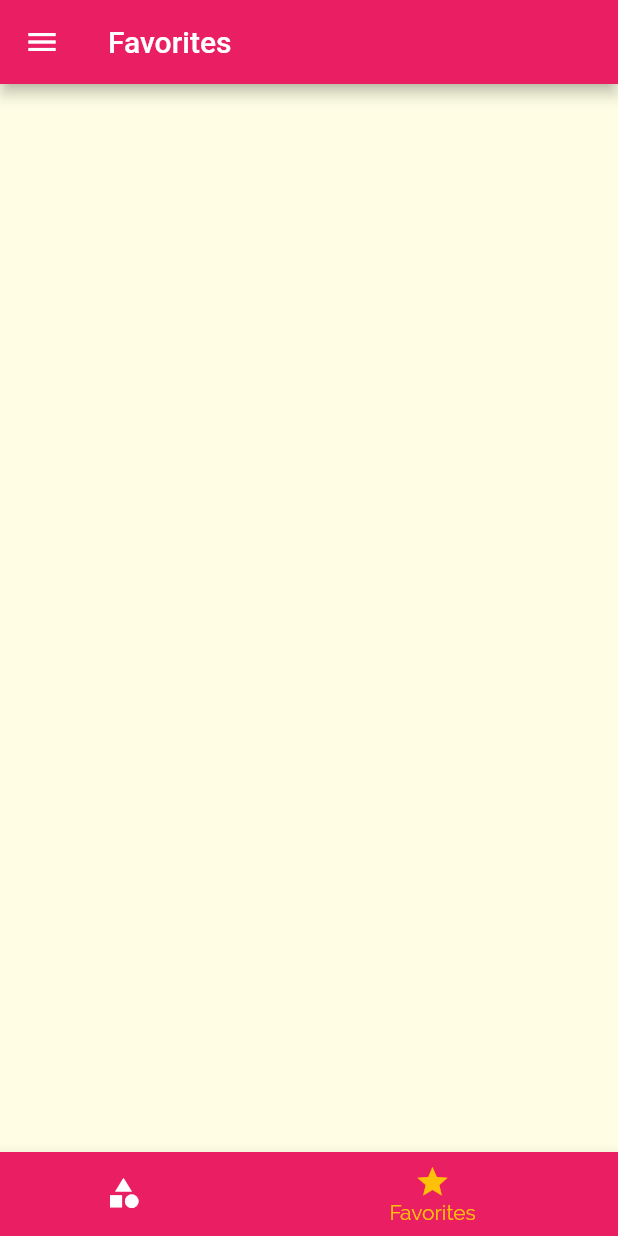
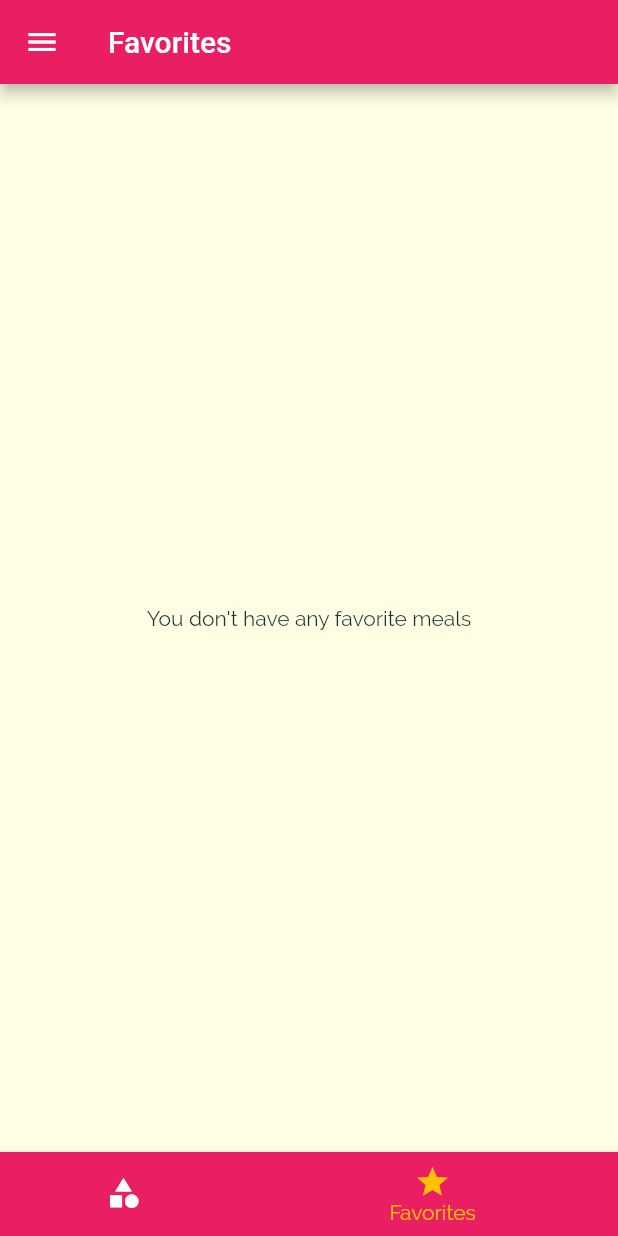
Before and after one commit to TMSoftSolution/MealApp, a Flutter app: the screen it shows after launch, item 2 of the bottom bar chosen, on a phone screen of 412 x 824 dp. Run offline on Flutter 3.47's test engine with Material 2 defaults, Android fonts, the phone set to English and light mode, and no system bars.

Commit message:
add favorite feature.

```diff
--- a/lib/main.dart
+++ b/lib/main.dart
@@ -21,6 +21,7 @@ class _MyAppState extends State<MyApp> {
     'vegan': false
   };
   List<Meal> _availableMeals = DUMMY_MEALS;
+  List<Meal> _favoriteMeals = [];
 
   void _setFilters(Map<String, bool> filterData) {
     setState(() {
@@ -48,6 +49,24 @@ class _MyAppState extends State<MyApp> {
     });
   }
 
+  void _toggleFavorite(String mealId) {
+    final existingIndex =
+        _favoriteMeals.indexWhere((meal) => meal.id == mealId);
+    if (existingIndex > 0) {
+      setState(() {
+        _favoriteMeals.removeAt(existingIndex);
+      });
+    } else {
+      setState(() {
+        _favoriteMeals.add(DUMMY_MEALS.firstWhere((meal) => meal.id == mealId));
+      });
+    }
+  }
+
+  bool _isMealFavorite(String mealId) {
+    return _favoriteMeals.any((meal) => meal.id == mealId);
+  }
+
   @override
   Widget build(BuildContext context) {
     return MaterialApp(
@@ -73,10 +92,13 @@ class _MyAppState extends State<MyApp> {
       // home: CategoriesScreen(),
       initialRoute: '/', // default is '/'
       routes: {
-        '/': (ctx) => TabsScreen(),
+        '/': (ctx) => TabsScreen(
+              favoriteMeals: _favoriteMeals,
+            ),
         CategoryMealsScreen.routeName: (ctx) =>
             CategoryMealsScreen(_availableMeals),
-        MealDetailScreen.routeName: (ctx) => MealDetailScreen(),
+        MealDetailScreen.routeName: (ctx) =>
+            MealDetailScreen(_toggleFavorite, _isMealFavorite),
         FiltersScreen.routeName: (ctx) => FiltersScreen(_setFilters, _filters)
       },
     );
--- a/lib/screens/favorites_screen.dart
+++ b/lib/screens/favorites_screen.dart
@@ -1,8 +1,26 @@
 import 'package:flutter/material.dart';
+import 'package:meal_app/main.dart';
+import 'package:meal_app/models/meal.dart';
+import 'package:meal_app/widgets/meal_item.dart';
 
 class FavoritesScreen extends StatelessWidget {
+  final List<Meal> meals;
+
+  FavoritesScreen({this.meals});
+
   @override
   Widget build(BuildContext context) {
-    return Container();
+    if (meals.isEmpty) {
+      return Center(
+        child: Text('You don\'t have any favorite meals'),
+      );
+    } else {
+      return ListView.builder(
+        itemBuilder: (ctx, index) {
+          return MealItem(meals[index], () {});
+        },
+        itemCount: meals.length,
+      );
+    }
   }
 }
--- a/lib/screens/tabs_screen.dart
+++ b/lib/screens/tabs_screen.dart
@@ -1,17 +1,28 @@
 import 'package:flutter/material.dart';
+import 'package:meal_app/models/meal.dart';
 import '../widgets/main_drawer.dart';
 import 'favorites_screen.dart';
 import 'categories_screen.dart';
 
 class TabsScreen extends StatefulWidget {
+  final List<Meal> favoriteMeals;
+  TabsScreen({this.favoriteMeals});
+
   @override
   _TabsScreenState createState() => _TabsScreenState();
 }
 
 class _TabsScreenState extends State<TabsScreen> {
-  List<Widget> _pages = [CategoriesScreen(), FavoritesScreen()];
+  List<Widget> _pages = [];
   List<String> _titles = ['Categories', 'Favorites'];
   int _selectedIndex = 0;
+
+  @override
+  void initState() {
+    _pages = [CategoriesScreen(), FavoritesScreen(meals: widget.favoriteMeals)];
+    super.initState();
+  }
+
   void _selectPage(int index) {
     setState(() {
       _selectedIndex = index;
```
Also changed, not shown: lib/screens/meal_detail_screen.dart (+8 -5 lines).
